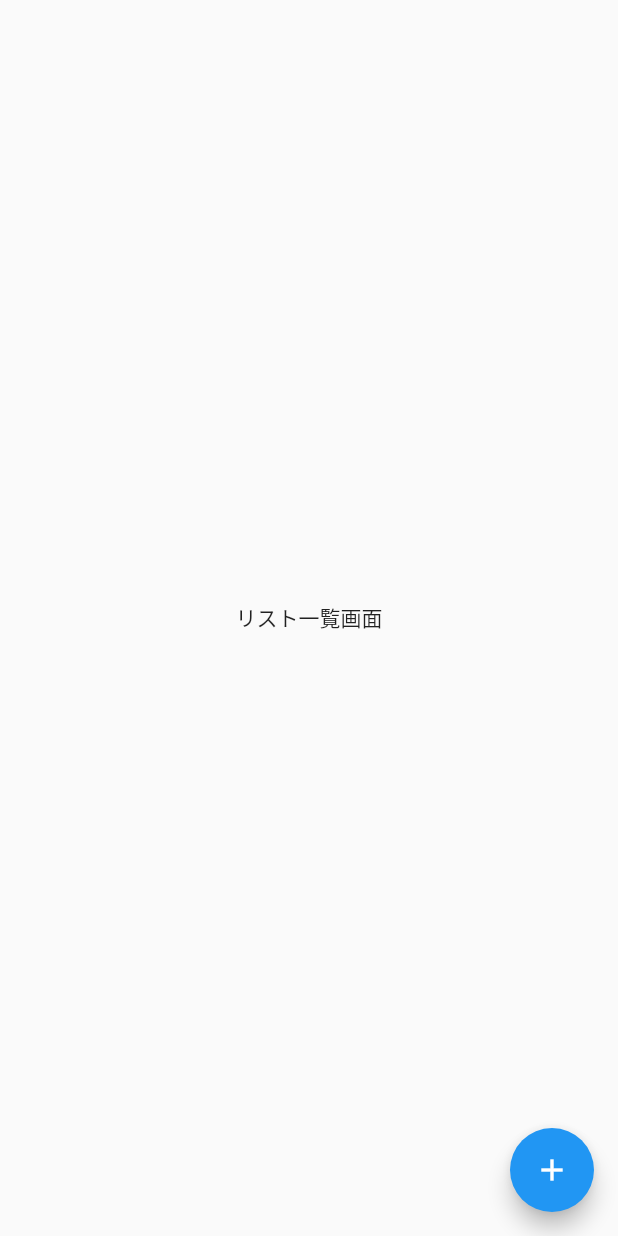
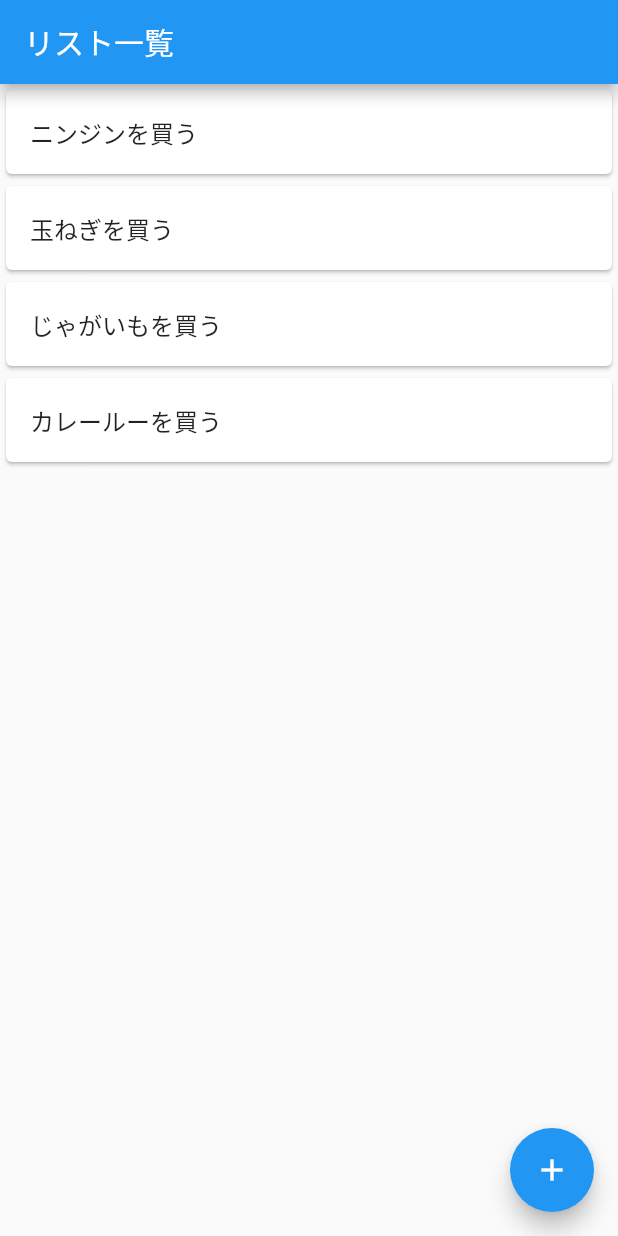
Before and after one commit to yoshikoba/flutter_list_sample, a Flutter app: the screen it shows after launch, on a phone screen of 412 x 824 dp. Run offline on Flutter 3.47's test engine with Material 2 defaults, Android fonts, the phone set to English and light mode, and no system bars.

Commit message:
リスト一覧表示

```diff
--- a/lib/main.dart
+++ b/lib/main.dart
@@ -23,8 +23,34 @@ class TodoListPage extends StatelessWidget {
   @override
   Widget build(BuildContext context) {
     return Scaffold(
-      body: Center(
-        child: Text('リスト一覧画面'),
+      appBar: AppBar(
+        title: Text('リスト一覧'),
+      ),
+      body: ListView(
+        children: [
+          Card(
+            child: ListTile(
+              title: Text('ニンジンを買う'),
+            ),
+          ),
+          Card(
+            child: ListTile(
+              title: Text('玉ねぎを買う'),
+            ),
+          ),
+          Card(
+            child: ListTile(
+              title: Text('じゃがいもを買う'),
+            ),
+          ),
+          Card(
+            child: ListTile(
+              title: Text('カレールーを買う'),
+            ),
+          ),
+
+
+        ],
       ),
       floatingActionButton: FloatingActionButton(
         onPressed: (){
```
